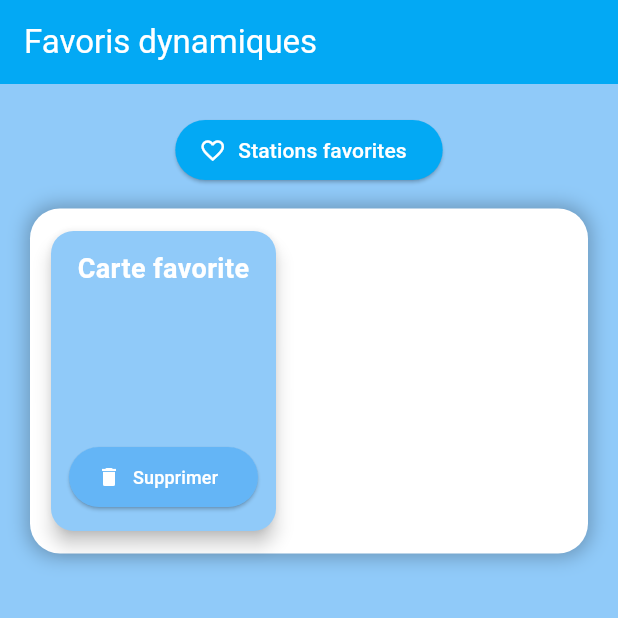
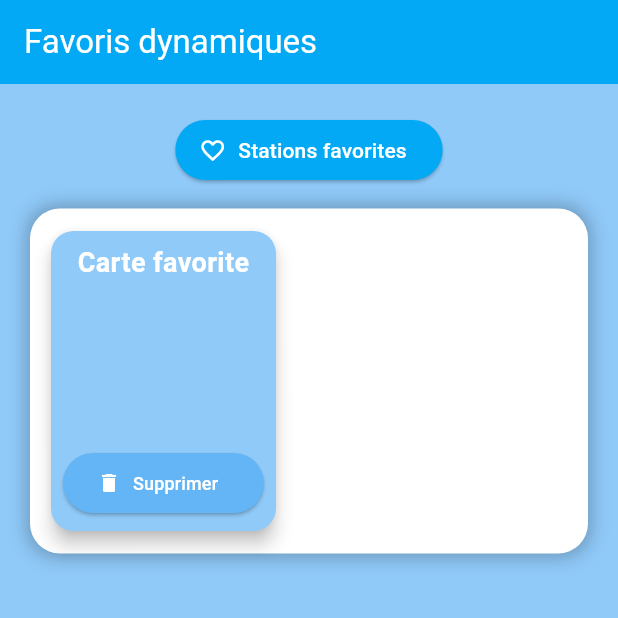
Before and after one commit to INVERATE/HubEau, a Flutter app: the screen it shows after launch, after a tap on "Stations favorites", on a phone screen of 412 x 824 dp, the top half of it. Run offline on Flutter 3.47's test engine with Material 3 defaults, Android fonts, the phone set to English and light mode, and no system bars; our stand-ins replace dio, fl_chart.

Commit message:
feature add carte sans lien avec API + bouton supprimer individuel

```diff
--- a/lib/main.dart
+++ b/lib/main.dart
@@ -66,7 +66,7 @@ class _FavoriteScreenState extends State<FavoriteScreen> {
           child: Container(
             width: 150,
             height: 200,
-            padding: const EdgeInsets.all(12),
+            padding: const EdgeInsets.all(8),
             child: Column(
               mainAxisAlignment: MainAxisAlignment.spaceBetween,
               children: [
@@ -99,7 +99,7 @@ class _FavoriteScreenState extends State<FavoriteScreen> {
       );
 
       if (i < favoriteCards.length - 1) {
-        spacedCards.add(const SizedBox(width: 10));
+        spacedCards.add(const SizedBox(width: 5));
       }
     }
 
@@ -119,7 +119,7 @@ class _FavoriteScreenState extends State<FavoriteScreen> {
                 onPressed: addFavoriteCard,
                 icon: const Icon(Icons.favorite_border),
                 label: const Text('Stations favorites'),
-              ),//xn
+              ),
               const SizedBox(height: 15),
               Container(
                 padding: const EdgeInsets.all(10),
```
